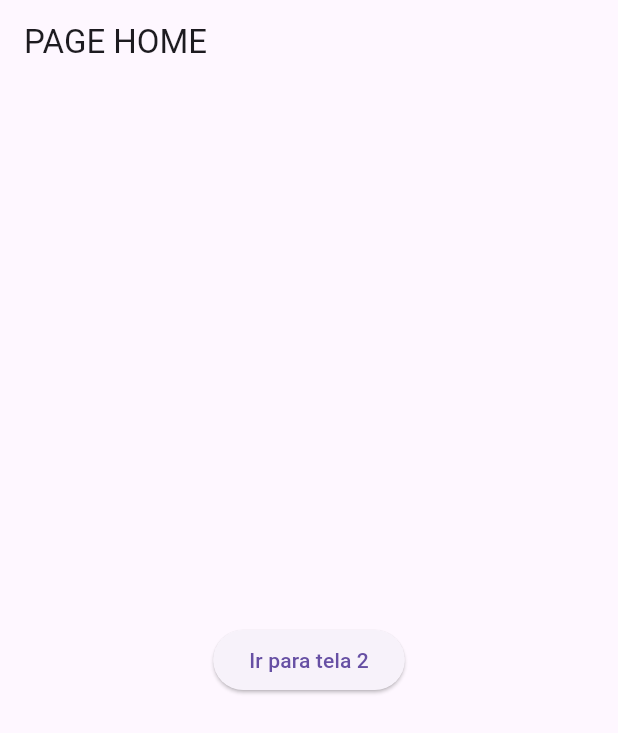
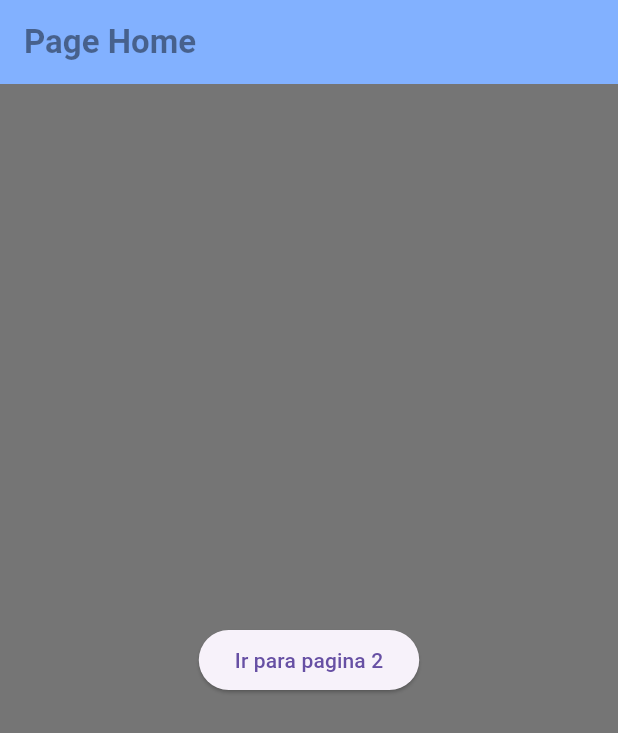
Before and after one commit to Danilomr305/studies, a Flutter app: the screen it shows after launch, on a phone screen of 412 x 824 dp. Shown: the top 733 px of the screen. Run offline on Flutter 3.47's test engine with Material 3 defaults, Android fonts, the phone set to English and light mode, and no system bars; our stand-ins replace page_transition; Roboto replaces fonts that are missing (username).

Commit message:
animação de tela completa

```diff
--- a/animation_tela/lib/main.dart
+++ b/animation_tela/lib/main.dart
@@ -1,43 +1,59 @@
 // ignore_for_file: unused_import
-
-import 'package:animation_tela/page_dois.dart';
 import 'package:flutter/material.dart';
+import './page_dois.dart';
 import 'package:page_transition/page_transition.dart';
 
 void main() {
-  runApp(const MainApp());
+  runApp(const MyApp());
 }
 
-class MainApp extends StatelessWidget {
-  const MainApp({super.key});
+class MyApp extends StatelessWidget {
+  const MyApp({super.key});
 
   @override
   Widget build(BuildContext context) {
     return MaterialApp(
       debugShowCheckedModeBanner: false,
-      home: Scaffold(
+      home: Navigator(
+        onGenerateRoute: (settings) {
+          return MaterialPageRoute( builder: (context) =>const HomePage(),
+          );
+        },
+      ),
+    );
+  }
+}
+
+class HomePage extends StatelessWidget {
+  const HomePage({super.key});
+
+  @override
+  Widget build(BuildContext context) {
+    return Scaffold(
+      backgroundColor: Colors.black54,
       appBar: AppBar(
-        title: const Text('PAGE HOME'),
+        backgroundColor: Colors.blueAccent.shade100,
+        title:const Text('Page Home',
+        style:
+          TextStyle(
+            color: Colors.black45,
+            fontWeight: FontWeight.bold,
+            fontFamily: AutofillHints.username,
+          ),
+        ),
       ),
       body: Center(
-        child: Column(
-          mainAxisAlignment: MainAxisAlignment.center,
-          children: <Widget>[
-            Padding(
-              padding: const EdgeInsets.all(24.0),
         child: ElevatedButton(
           onPressed: () => Navigator.push(
             context,
             PageTransition(
               child: const PageAnimacao(),
-                      type: PageTransitionType.fade)
-                  )
-                ,
-                child: const Text('Ir para tela 2')
+              type: PageTransitionType.rotate,
+              alignment: Alignment.center,
+              duration: const Duration(milliseconds: 600)
             ),
-            )
-          ],
           ),
+          child: const Text('Ir para pagina 2'),
         ),
       ),
     );
```
Lines whose indentation alone changed are shown as unchanged.
